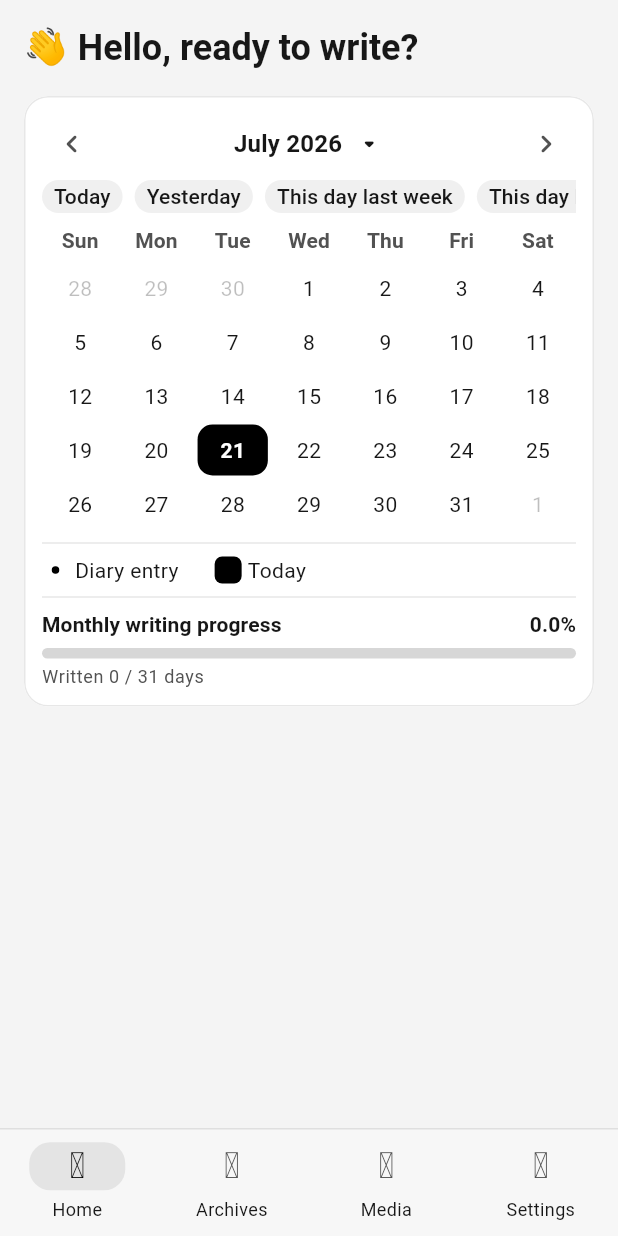
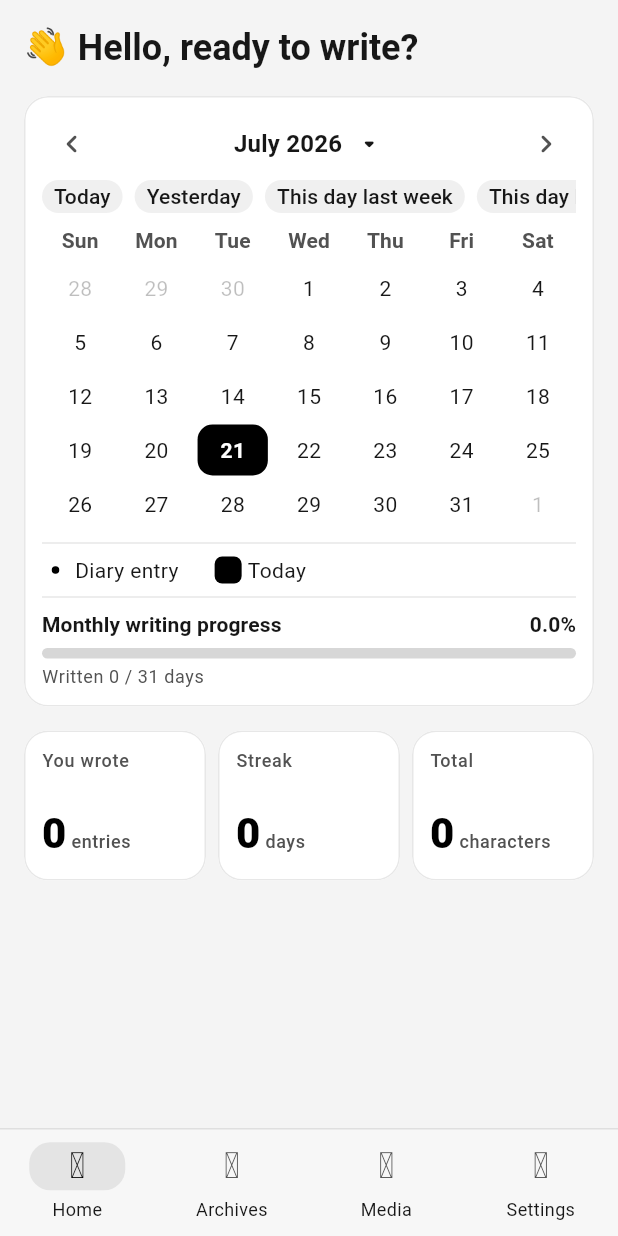
Before and after one commit to GinHsYr/ShadowDiaryMobile, a Flutter app: the screen it shows after launch, on a phone screen of 412 x 824 dp. Run offline on Flutter 3.47's test engine with Material 3 defaults, Android fonts, the phone set to English and light mode, and no system bars; drawn by our look-alikes of dynamic_color, table_calendar; our stand-ins replace flutter_riverpod, go_router, local_auth, sqflite, sqflite_common_ffi; missing offline and left inert: wheel_slider; accounts and stored records are empty.

Commit message:
add home page card

```diff
--- a/lib/features/home/home_page.dart
+++ b/lib/features/home/home_page.dart
@@ -7,7 +7,18 @@ import '../../core/widgets/app_page.dart';
 import '../../l10n/app_localizations.dart';
 
 class HomePage extends StatelessWidget {
-  const HomePage({super.key});
+  const HomePage({
+    this.diaryCount = 0,
+    this.streakDays = 0,
+    this.characterCount = 0,
+    super.key,
+  }) : assert(diaryCount >= 0),
+       assert(streakDays >= 0),
+       assert(characterCount >= 0);
+
+  final int diaryCount;
+  final int streakDays;
+  final int characterCount;
 
   @override
   Widget build(BuildContext context) {
@@ -24,7 +35,171 @@ class HomePage extends StatelessWidget {
           ),
           const SizedBox(height: AppSpacing.md),
           const HomeCalendar(),
+          const SizedBox(height: AppSpacing.md),
+          HomeStatisticsCards(
+            diaryCount: diaryCount,
+            streakDays: streakDays,
+            characterCount: characterCount,
+          ),
         ],
+      ),
+    );
+  }
+}
+
+class HomeStatisticsCards extends StatelessWidget {
+  const HomeStatisticsCards({
+    required this.diaryCount,
+    required this.streakDays,
+    required this.characterCount,
+    super.key,
+  }) : assert(diaryCount >= 0),
+       assert(streakDays >= 0),
+       assert(characterCount >= 0);
+
+  final int diaryCount;
+  final int streakDays;
+  final int characterCount;
+
+  @override
+  Widget build(BuildContext context) {
+    final l10n = AppLocalizations.of(context);
+
+    return LayoutBuilder(
+      builder: (context, constraints) {
+        final spacing = constraints.maxWidth < 400
+            ? AppSpacing.sm
+            : AppSpacing.md;
+
+        return SizedBox(
+          key: const Key('home-statistics-cards'),
+          height: 100,
+          child: Row(
+            crossAxisAlignment: CrossAxisAlignment.stretch,
+            children: [
+              Expanded(
+                child: _HomeStatisticCard(
+                  key: const Key('home-statistics-diary-card'),
+                  identifier: 'diary',
+                  label: l10n.homeStatisticsDiaryLabel,
+                  value: diaryCount,
+                  unit: l10n.homeStatisticsDiaryUnit,
+                ),
+              ),
+              SizedBox(width: spacing),
+              Expanded(
+                child: _HomeStatisticCard(
+                  key: const Key('home-statistics-streak-card'),
+                  identifier: 'streak',
+                  label: l10n.homeStatisticsStreakLabel,
+                  value: streakDays,
+                  unit: l10n.homeStatisticsStreakUnit,
+                ),
+              ),
+              SizedBox(width: spacing),
+              Expanded(
+                child: _HomeStatisticCard(
+                  key: const Key('home-statistics-character-card'),
+                  identifier: 'character',
+                  label: l10n.homeStatisticsCharacterLabel,
+                  value: characterCount,
+                  unit: l10n.homeStatisticsCharacterUnit,
+                ),
+              ),
+            ],
+          ),
+        );
+      },
+    );
+  }
+}
+
+class _HomeStatisticCard extends StatelessWidget {
+  const _HomeStatisticCard({
+    required this.identifier,
+    required this.label,
+    required this.value,
+    required this.unit,
+    super.key,
+  });
+
+  final String identifier;
+  final String label;
+  final int value;
+  final String unit;
+
+  @override
+  Widget build(BuildContext context) {
+    final theme = Theme.of(context);
+    final colors = theme.colorScheme;
+    final primaryBrightness = ThemeData.estimateBrightnessForColor(
+      colors.primary,
+    );
+    final valueColor = primaryBrightness == theme.brightness
+        ? colors.onSurface
+        : colors.primary;
+
+    return Semantics(
+      container: true,
+      label: '$label $value $unit',
+      excludeSemantics: true,
+      child: Card(
+        clipBehavior: Clip.antiAlias,
+        child: Padding(
+          padding: const EdgeInsets.all(12),
+          child: Column(
+            crossAxisAlignment: CrossAxisAlignment.start,
+            children: [
+              SizedBox(
+                height: 36,
+                child: Align(
+                  alignment: Alignment.topLeft,
+                  child: Text(
+                    label,
+                    key: Key('home-statistics-$identifier-label'),
+                    maxLines: 2,
+                    overflow: TextOverflow.ellipsis,
+                    style: theme.textTheme.labelMedium?.copyWith(
+                      color: colors.onSurfaceVariant,
+                      height: 1.25,
+                    ),
+                  ),
+                ),
+              ),
+              const SizedBox(height: 6),
+              SizedBox(
+                width: double.infinity,
+                child: FittedBox(
+                  fit: BoxFit.scaleDown,
+                  alignment: Alignment.centerLeft,
+                  child: Text.rich(
+                    TextSpan(
+                      children: [
+                        TextSpan(
+                          text: value.toString(),
+                          style: theme.textTheme.headlineMedium?.copyWith(
+                            color: valueColor,
+                            fontWeight: FontWeight.w800,
+                            height: 1,
+                          ),
+                        ),
+                        TextSpan(
+                          text: ' $unit',
+                          style: theme.textTheme.bodySmall?.copyWith(
+                            color: colors.onSurfaceVariant,
+                            fontWeight: FontWeight.w500,
+                          ),
+                        ),
+                      ],
+                    ),
+                    key: Key('home-statistics-$identifier-value'),
+                    maxLines: 1,
+                  ),
+                ),
+              ),
+            ],
+          ),
+        ),
       ),
     );
   }
--- a/lib/l10n/app_en.arb
+++ b/lib/l10n/app_en.arb
@@ -9,6 +9,12 @@
   "homeGreeting": "Hello, ready to write?",
   "homeEmptyTitle": "Start with today",
   "homeEmptyBody": "Calendar, insights, and recent entries will arrive in a later feature phase.",
+  "homeStatisticsDiaryLabel": "You wrote",
+  "homeStatisticsDiaryUnit": "entries",
+  "homeStatisticsStreakLabel": "Streak",
+  "homeStatisticsStreakUnit": "days",
+  "homeStatisticsCharacterLabel": "Total",
+  "homeStatisticsCharacterUnit": "characters",
   "calendarToday": "Today",
   "calendarYesterday": "Yesterday",
   "calendarLastWeekSameDay": "This day last week",
--- a/lib/l10n/app_localizations.dart
+++ b/lib/l10n/app_localizations.dart
@@ -151,6 +151,42 @@ abstract class AppLocalizations {
   /// In zh, this message translates to:
   /// **'日历、统计和最近日记将在后续功能阶段加入。'**
   String get homeEmptyBody;
+
+  /// No description provided for @homeStatisticsDiaryLabel.
+  ///
+  /// In zh, this message translates to:
+  /// **'你一共写了'**
+  String get homeStatisticsDiaryLabel;
+
+  /// No description provided for @homeStatisticsDiaryUnit.
+  ///
+  /// In zh, this message translates to:
+  /// **'篇日记'**
+  String get homeStatisticsDiaryUnit;
+
+  /// No description provided for @homeStatisticsStreakLabel.
+  ///
+  /// In zh, this message translates to:
+  /// **'连续记录'**
+  String get homeStatisticsStreakLabel;
+
+  /// No description provided for @homeStatisticsStreakUnit.
+  ///
+  /// In zh, this message translates to:
+  /// **'天'**
+  String get homeStatisticsStreakUnit;
+
+  /// No description provided for @homeStatisticsCharacterLabel.
+  ///
+  /// In zh, this message translates to:
+  /// **'共写了'**
+  String get homeStatisticsCharacterLabel;
+
+  /// No description provided for @homeStatisticsCharacterUnit.
+  ///
+  /// In zh, this message translates to:
+  /// **'字'**
+  String get homeStatisticsCharacterUnit;
 
   /// No description provided for @calendarToday.
   ///
--- a/lib/l10n/app_localizations_en.dart
+++ b/lib/l10n/app_localizations_en.dart
@@ -35,6 +35,24 @@ class AppLocalizationsEn extends AppLocalizations {
   @override
   String get homeEmptyBody =>
       'Calendar, insights, and recent entries will arrive in a later feature phase.';
+
+  @override
+  String get homeStatisticsDiaryLabel => 'You wrote';
+
+  @override
+  String get homeStatisticsDiaryUnit => 'entries';
+
+  @override
+  String get homeStatisticsStreakLabel => 'Streak';
+
+  @override
+  String get homeStatisticsStreakUnit => 'days';
+
+  @override
+  String get homeStatisticsCharacterLabel => 'Total';
+
+  @override
+  String get homeStatisticsCharacterUnit => 'characters';
 
   @override
   String get calendarToday => 'Today';
--- a/lib/l10n/app_zh.arb
+++ b/lib/l10n/app_zh.arb
@@ -9,6 +9,12 @@
   "homeGreeting": "你好，准备写点什么？",
   "homeEmptyTitle": "从今天开始记录",
   "homeEmptyBody": "日历、统计和最近日记将在后续功能阶段加入。",
+  "homeStatisticsDiaryLabel": "你一共写了",
+  "homeStatisticsDiaryUnit": "篇日记",
+  "homeStatisticsStreakLabel": "连续记录",
+  "homeStatisticsStreakUnit": "天",
+  "homeStatisticsCharacterLabel": "共写了",
+  "homeStatisticsCharacterUnit": "字",
   "calendarToday": "今天",
   "calendarYesterday": "昨天",
   "calendarLastWeekSameDay": "上周今日",
```
Also changed, not shown: lib/l10n/app_localizations_zh.dart (+18 -0 lines), 2 other files.
